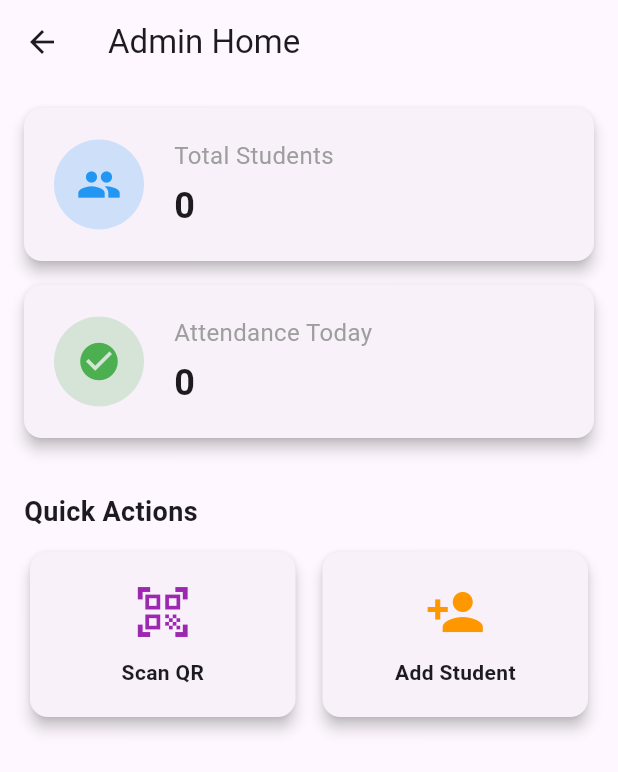
After one commit to Archit-P-Singh/IIITPAttendanceSoft, a Flutter app: the AdminHomeScreen screen opened directly, on a phone screen of 412 x 824 dp. The commit adds this screen. Shown: the top 772 px of the screen. Run offline on Flutter 3.47's test engine with Material 3 defaults, Android fonts, the phone set to English and light mode, and no system bars; our stand-ins replace fl_chart, qr_flutter, shared_preferences; missing offline and left inert: mobile_scanner; accounts and stored records are empty; network calls fail.

Commit message:
Added UX Features for Admin

```diff
--- a/frontend/lib/main.dart
+++ b/frontend/lib/main.dart
@@ -5,7 +5,7 @@ import 'providers/theme_provider.dart';
 import 'services/api_service.dart';
 import 'models/student.dart';
 import 'screens/student/student_main_screen.dart';
-import 'screens/admin_dashboard.dart';
+import 'screens/admin/admin_main_screen.dart';
 import 'screens/mess_manager/mess_manager_main_screen.dart';
 
 void main() async {
@@ -54,7 +54,7 @@ class MyApp extends StatelessWidget {
   Widget _getInitialScreen() {
     if (initialUser != null) {
       if (initialUser!.role == 'ADMIN') {
-        return const AdminDashboard();
+        return AdminMainScreen(admin: initialUser!);
       } else if (initialUser!.role == 'MESS_MANAGER') {
         return MessManagerMainScreen(manager: initialUser!);
       } else {
--- /dev/null
+++ b/frontend/lib/screens/admin/admin_home_screen.dart
@@ -0,0 +1,159 @@
+import 'package:flutter/material.dart';
+import 'package:http/http.dart' as http;
+import 'dart:convert';
+import '../../services/api_service.dart';
+import '../scanner_screen.dart';
+import '../manage_student_screen.dart';
+
+class AdminHomeScreen extends StatefulWidget {
+  const AdminHomeScreen({super.key});
+
+  @override
+  State<AdminHomeScreen> createState() => _AdminHomeScreenState();
+}
+
+class _AdminHomeScreenState extends State<AdminHomeScreen> {
+  Map<String, dynamic> _dashboardStats = {};
+  Map<String, dynamic> _attendanceStats = {};
+  bool _isLoading = true;
+
+  @override
+  void initState() {
+    super.initState();
+    _fetchStats();
+  }
+
+  void _fetchStats() async {
+    try {
+      // Fetch Dashboard Stats (Total Students)
+      final dashboardResponse = await http.get(Uri.parse('${ApiService.baseUrl}/dashboard/stats'));
+
+      // Fetch Today's Attendance Stats
+      final date = DateTime.now().toIso8601String().split('T')[0];
+      final attendanceResponse = await http.get(Uri.parse('${ApiService.baseUrl}/reports/attendance/daily?date=$date'));
+
+      if (dashboardResponse.statusCode == 200 && attendanceResponse.statusCode == 200) {
+        setState(() {
+          _dashboardStats = jsonDecode(dashboardResponse.body);
+          _attendanceStats = jsonDecode(attendanceResponse.body);
+          _isLoading = false;
+        });
+      }
+    } catch (e) {
+      print("Error fetching admin home stats: $e");
+      setState(() => _isLoading = false);
+    }
+  }
+
+  @override
+  Widget build(BuildContext context) {
+    int totalAttendanceToday = 0;
+    if (_attendanceStats.isNotEmpty) {
+      // _attendanceStats is Map<String, Long> (meal -> count)
+      // Actually, the backend returns Map<String, Long> now after my fix.
+      // Let's sum values.
+      _attendanceStats.forEach((key, value) {
+        totalAttendanceToday += (value as num).toInt();
+      });
+    }
+
+    return Scaffold(
+      appBar: AppBar(title: const Text('Admin Home')),
+      body: _isLoading
+          ? const Center(child: CircularProgressIndicator())
+          : RefreshIndicator(
+              onRefresh: () async => _fetchStats(),
+              child: ListView(
+                padding: const EdgeInsets.all(16.0),
+                children: [
+                  _buildStatCard(
+                    'Total Students',
+                    '${_dashboardStats['totalStudents'] ?? 0}',
+                    Icons.people,
+                    Colors.blue,
+                  ),
+                  _buildStatCard(
+                    'Attendance Today',
+                    '$totalAttendanceToday',
+                    Icons.check_circle,
+                    Colors.green,
+                  ),
+                  const SizedBox(height: 20),
+                  const Text('Quick Actions', style: TextStyle(fontSize: 18, fontWeight: FontWeight.bold)),
+                  const SizedBox(height: 10),
+                  Row(
+                    children: [
+                      Expanded(
+                        child: _buildActionCard(
+                          context,
+                          'Scan QR',
+                          Icons.qr_code_scanner,
+                          Colors.purple,
+                          () => Navigator.push(context, MaterialPageRoute(builder: (context) => const ScannerScreen())),
+                        ),
+                      ),
+                      const SizedBox(width: 10),
+                      Expanded(
+                        child: _buildActionCard(
+                          context,
+                          'Add Student',
+                          Icons.person_add,
+                          Colors.orange,
+                          () => Navigator.push(context, MaterialPageRoute(builder: (context) => const ManageStudentScreen())),
+                        ),
+                      ),
+                    ],
+                  ),
+                ],
+              ),
+            ),
+    );
+  }
+
+  Widget _buildStatCard(String title, String value, IconData icon, Color color) {
+    return Card(
+      elevation: 4,
+      margin: const EdgeInsets.only(bottom: 16),
+      child: Padding(
+        padding: const EdgeInsets.all(20.0),
+        child: Row(
+          children: [
+            CircleAvatar(
+              backgroundColor: color.withOpacity(0.2),
+              radius: 30,
+              child: Icon(icon, color: color, size: 30),
+            ),
+            const SizedBox(width: 20),
+            Column(
+              crossAxisAlignment: CrossAxisAlignment.start,
+              children: [
+                Text(title, style: const TextStyle(fontSize: 16, color: Colors.grey)),
+                const SizedBox(height: 5),
+                Text(value, style: const TextStyle(fontSize: 24, fontWeight: FontWeight.bold)),
+              ],
+            ),
+          ],
+        ),
+      ),
+    );
+  }
+
+  Widget _buildActionCard(BuildContext context, String title, IconData icon, Color color, VoidCallback onTap) {
+    return GestureDetector(
+      onTap: onTap,
+      child: Card(
+        elevation: 4,
+        child: Padding(
+          padding: const EdgeInsets.all(20.0),
+          child: Column(
+            children: [
+              Icon(icon, size: 40, color: color),
+              const SizedBox(height: 10),
+              Text(title, style: const TextStyle(fontWeight: FontWeight.bold)),
+            ],
+          ),
+        ),
+      ),
+    );
+  }
+}
--- a/frontend/lib/screens/login_screen.dart
+++ b/frontend/lib/screens/login_screen.dart
@@ -2,10 +2,9 @@ import 'package:flutter/material.dart';
 import '../services/api_service.dart';
 import '../models/student.dart';
 import 'student/student_main_screen.dart';
-import 'admin_dashboard.dart';
+import 'admin/admin_main_screen.dart';
 import 'mess_manager/mess_manager_main_screen.dart';
 import 'scanner_screen.dart';
-import 'auth/forgot_password_screen.dart';
 import 'auth/forgot_password_screen.dart';
 
 class LoginScreen extends StatefulWidget {
@@ -48,7 +47,7 @@ class _LoginScreenState extends State<LoginScreen> {
         if (student.role == 'ADMIN') {
            Navigator.push(
             context,
-            MaterialPageRoute(builder: (context) => const AdminDashboard()),
+            MaterialPageRoute(builder: (context) => AdminMainScreen(admin: student)),
           );
         } else if (student.role == 'MESS_MANAGER') {
            Navigator.push(
```
Also changed, not shown: frontend/lib/screens/admin/admin_main_screen.dart (added, +74 -0 lines), frontend/lib/screens/admin/admin_student_list_screen.dart (added, +124 -0 lines).
